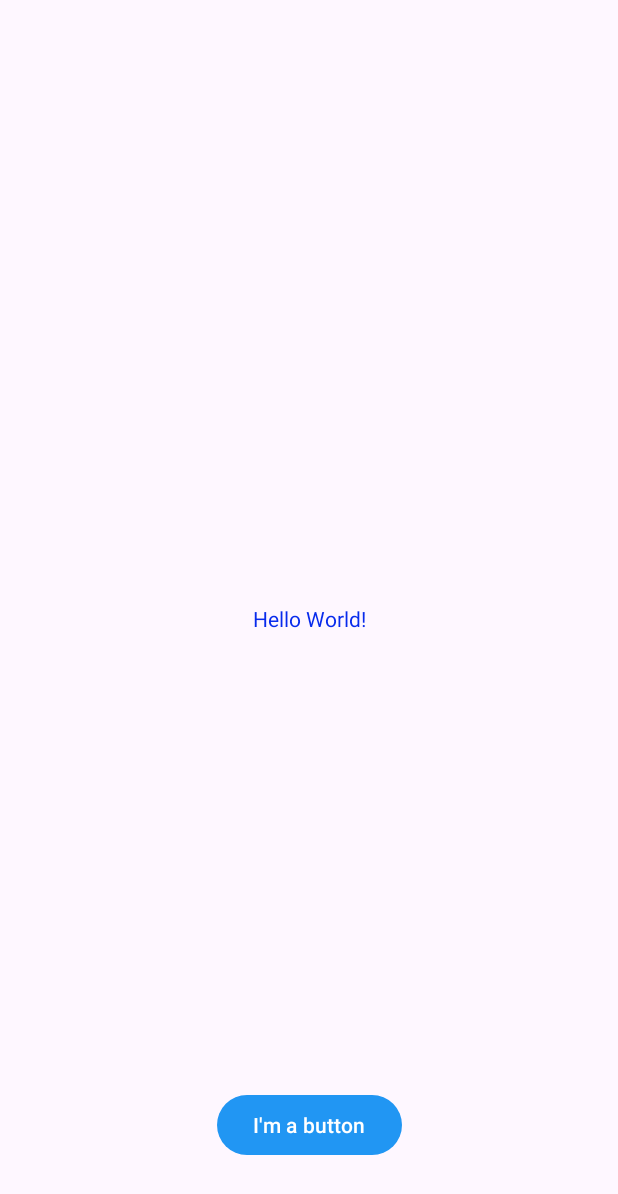
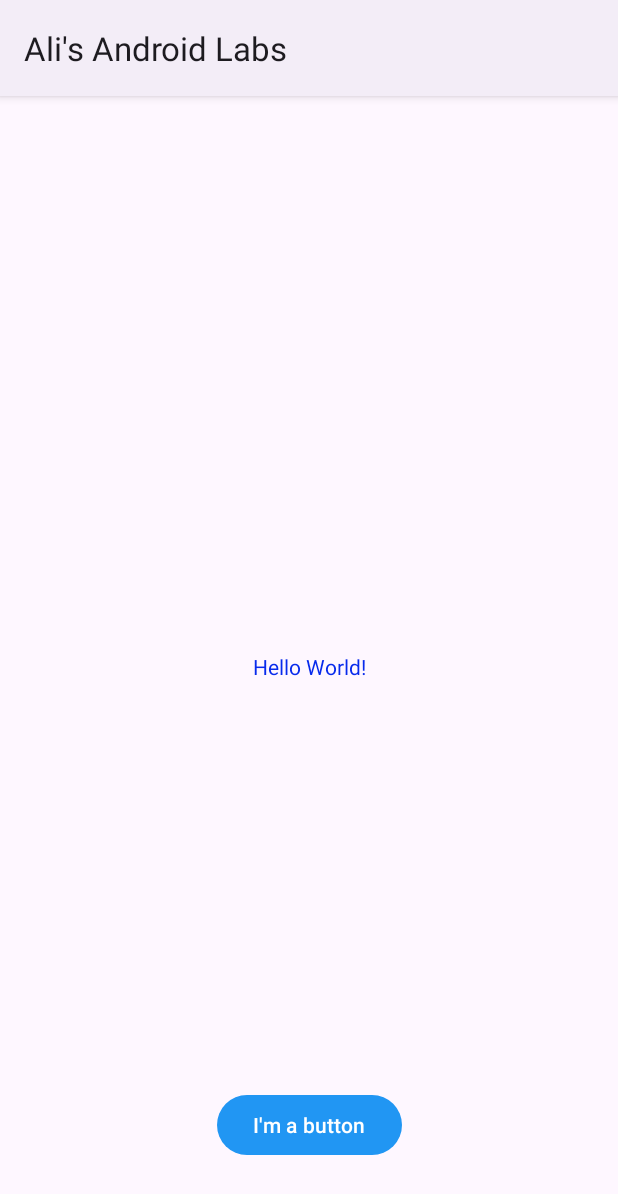
Before and after one commit to aydoganali/MyAndroidLabs, an Android app: the screen it shows after launch (MainActivity), on a phone screen of 412 x 824 dp. Shown: the top 1194 px of the screen. Run offline under Robolectric (Android 15) with nearby library versions, the light colour scheme and no system bars.

Commit message:
Action Bar restriction removed

```diff
--- a/app/src/main/res/values/themes.xml
+++ b/app/src/main/res/values/themes.xml
@@ -1,6 +1,6 @@
 <resources xmlns:tools="http://schemas.android.com/tools">
     <!-- Base application theme. -->
-    <style name="Base.Theme.AlisAndroidLabs" parent="Theme.Material3.DayNight.NoActionBar">
+    <style name="Base.Theme.AlisAndroidLabs" parent="Theme.Material3.DayNight">
         <!-- Primary brand color. -->
          <item name="colorPrimary">@color/my_primary</item>
 
```
